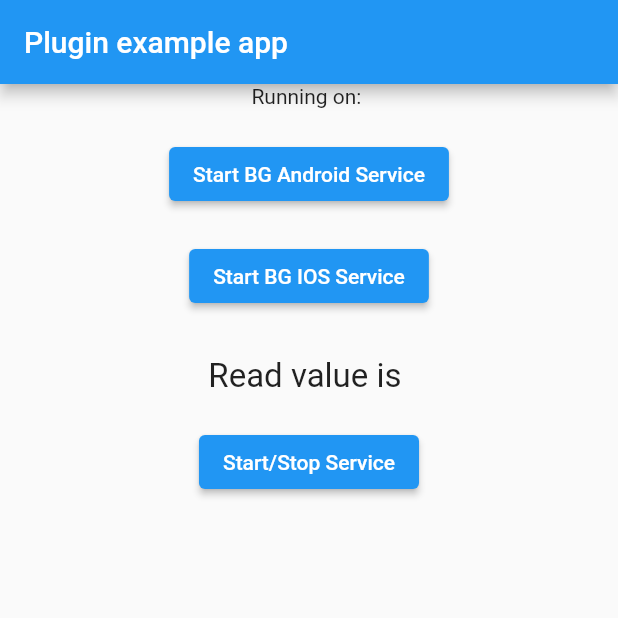
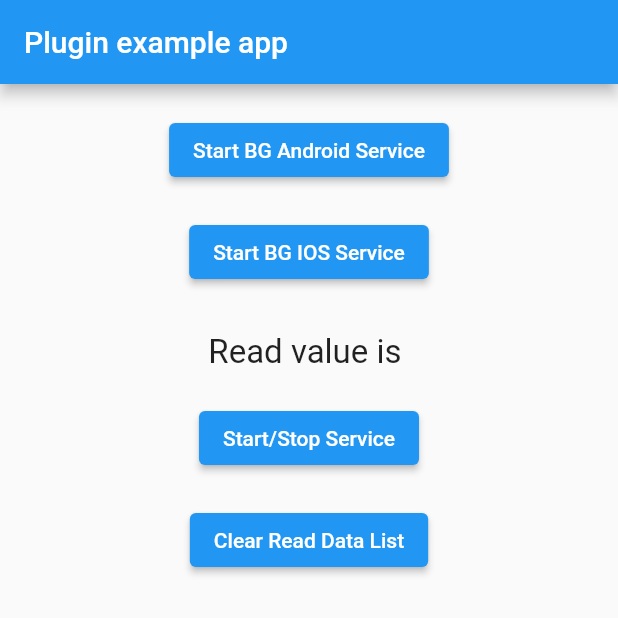
Before and after one commit to sparkleo-io/flutter_blue_background, a Flutter app: the screen it shows after launch, after a tap on "Start BG Android Service", on a phone screen of 412 x 824 dp, the top half of it. Run offline on Flutter 3.47's test engine with Material 2 defaults, Android fonts, the phone set to English and light mode, and no system bars; our stand-ins replace flutter_blue_plus, flutter_local_notifications, location, permission_handler, shared_preferences; missing offline and left inert: flutter_background_service, flutter_background_service_android.

Commit message:
initial commit

```diff
--- a/example/lib/main.dart
+++ b/example/lib/main.dart
@@ -3,8 +3,6 @@ import 'package:flutter_blue_background/flutter_blue_background.dart';
 import 'package:flutter_blue_background_example/permissions/bluetooth_adapter.dart';
 import 'package:flutter_blue_background_example/permissions/check_status.dart';
 import 'dart:async';
-import 'package:permission_handler/permission_handler.dart' as ph;
-import 'package:flutter/services.dart';
 
 void main() {
   runApp(const MyApp());
@@ -63,23 +61,12 @@ class _MyAppState extends State<MyApp> {
         body: Center(
           child: Column(
             children: [
-              Text('Running on: '),
               const SizedBox(height: 20,),
               ElevatedButton(
                   onPressed: () async {
 
-                    // Andriod Background Work
-                    print('hi bro');
-                    // await IosBackPlugin.getPlatformVersion();
-
-
-
+                    // Android Background Work
                     // Request Bluetooth and location permissions
-                    Map<ph.Permission, ph.PermissionStatus> statuses = await [
-                      ph.Permission.bluetooth,
-                      ph.Permission.location,
-                      ph.Permission.storage, // Add storage permission here
-                    ].request();
 
                     // Enable Bluetooth and Location
                     BluetoothAdapter.initBleStateStream();
@@ -102,7 +89,7 @@ class _MyAppState extends State<MyApp> {
                         String? data = await FlutterBlueBackground.readData(
                             characteristicUuid: 'beb5483e-36e1-4688-b7f5-ea07361b26a8'
                         );
-                        print('reaceived value of read is $data');
+                        // print('received value of read is $data');
                       },);
                     }
 
@@ -117,9 +104,9 @@ class _MyAppState extends State<MyApp> {
 
                 await FlutterBlueBackground.startFlutterBackgroundService(() {
 
-                  Timer.periodic(Duration(seconds: 8), (timer) async {
+                  Timer.periodic(const Duration(seconds: 8), (timer) async {
                     await FlutterBlueBackground.connectToDevice(
-                        deviceName: 'Ghous Background Testing',
+                        deviceName: 'Esp32',
                         serviceUuid: '4fafc201-1fb5-459e-8fcc-c5c9c331914b',
                         characteristicUuid: 'beb5483e-36e1-4688-b7f5-ea07361b26a8'
                     );
@@ -135,7 +122,7 @@ class _MyAppState extends State<MyApp> {
                         serviceUuid: '4fafc201-1fb5-459e-8fcc-c5c9c331914b',
                         characteristicUuid: 'beb5483e-36e1-4688-b7f5-ea07361b26a8'
                     );
-                    print("data in main is $data");
+                    // print("data in main is $data");
                   });
 
                   print("Executing function in the background");
@@ -145,18 +132,23 @@ class _MyAppState extends State<MyApp> {
               },
                   child: const Text('Start BG IOS Service')
               ),
-              SizedBox(height: 30,),
+              const SizedBox(height: 30,),
               Text("Read value is $readData" ,
-              style: TextStyle(
+              style: const TextStyle(
                 fontSize: 22
               ),),
               const SizedBox(height: 20,),
               ElevatedButton(
                   onPressed: () async {
-                    await FlutterBlueBackground.clearReadStorage();
-                  }, child: Text('Start/Stop Service')
+                    await FlutterBlueBackground.stopFlutterBackgroundService();
+                  }, child: const Text('Start/Stop Service')
               ),
               const SizedBox(height: 20,),
+              ElevatedButton(
+                  onPressed: () async {
+                    await FlutterBlueBackground.clearReadStorage();
+                  }, child: const Text('Clear Read Data List')
+              ),
 
 
             ],
--- a/lib/flutter_blue_background.dart
+++ b/lib/flutter_blue_background.dart
@@ -1,7 +1,6 @@
 
 import 'dart:async';
 import 'dart:io';
-
 import 'package:flutter/services.dart';
 import 'package:flutter_background_service/flutter_background_service.dart';
 import 'package:shared_preferences/shared_preferences.dart';
@@ -17,7 +16,6 @@ class FlutterBlueBackground {
 
   static Future<String?> getPlatformVersion() async {
     final version = await _channel.invokeMethod<String>('getBatteryLevel');
-    print('version is $version');
     return version;
   }
 
@@ -26,7 +24,7 @@ class FlutterBlueBackground {
     SharedPreferences preferences = await SharedPreferences.getInstance();
     await preferences.reload();
     final log = preferences.getStringList('log') ?? <String>[];
-    log.add("Ghous Khan");
+    log.add("Ghous Muhammad");
     await preferences.setStringList('log', log);
   }
 
@@ -47,16 +45,15 @@ class FlutterBlueBackground {
       try {
         // await initializeService();
         backgroundFunction!();
-        print("Call connectToDevice Method to start background service");
       } catch (e) {
-        print("Error executing in the background: $e");
+        // print("Error executing in the background: $e");
       }
     }else{
       try {
         await _channel.invokeMethod('executeInBackground');
         backgroundFunction!();
       } catch (e) {
-        print("Error executing in the background: $e");
+        // print("Error executing in the background: $e");
       }
     }
 
@@ -161,7 +158,7 @@ class FlutterBlueBackground {
           'data': data
         });
       } catch (e) {
-        print("Error executing in the writing value: $e");
+        // print("Error executing in the writing value: $e");
       }
     }
   }
@@ -175,9 +172,9 @@ class FlutterBlueBackground {
       await preferences.reload();
       final log = preferences.getStringList('getReadData') ?? <String>[];
       log.clear();
-      print("clear read storage");
+      // print("clear read storage");
     } catch (e) {
-      print("Error to clear the read storage: $e");
+      // print("Error to clear the read storage: $e");
     }
   }
 
--- a/pubspec.yaml
+++ b/pubspec.yaml
@@ -1,7 +1,7 @@
 name: flutter_blue_background
-description: A new Flutter project.
+description: Flutter Blue Background enables BLE functionality in the background for Android and iOS.
 version: 0.0.1
-homepage:
+homepage: https://github.com/sparkleo-io/flutter_blue_background.git
 
 environment:
   sdk: '>=3.0.6 <4.0.0'
```
Also changed, not shown: 2 other files.
